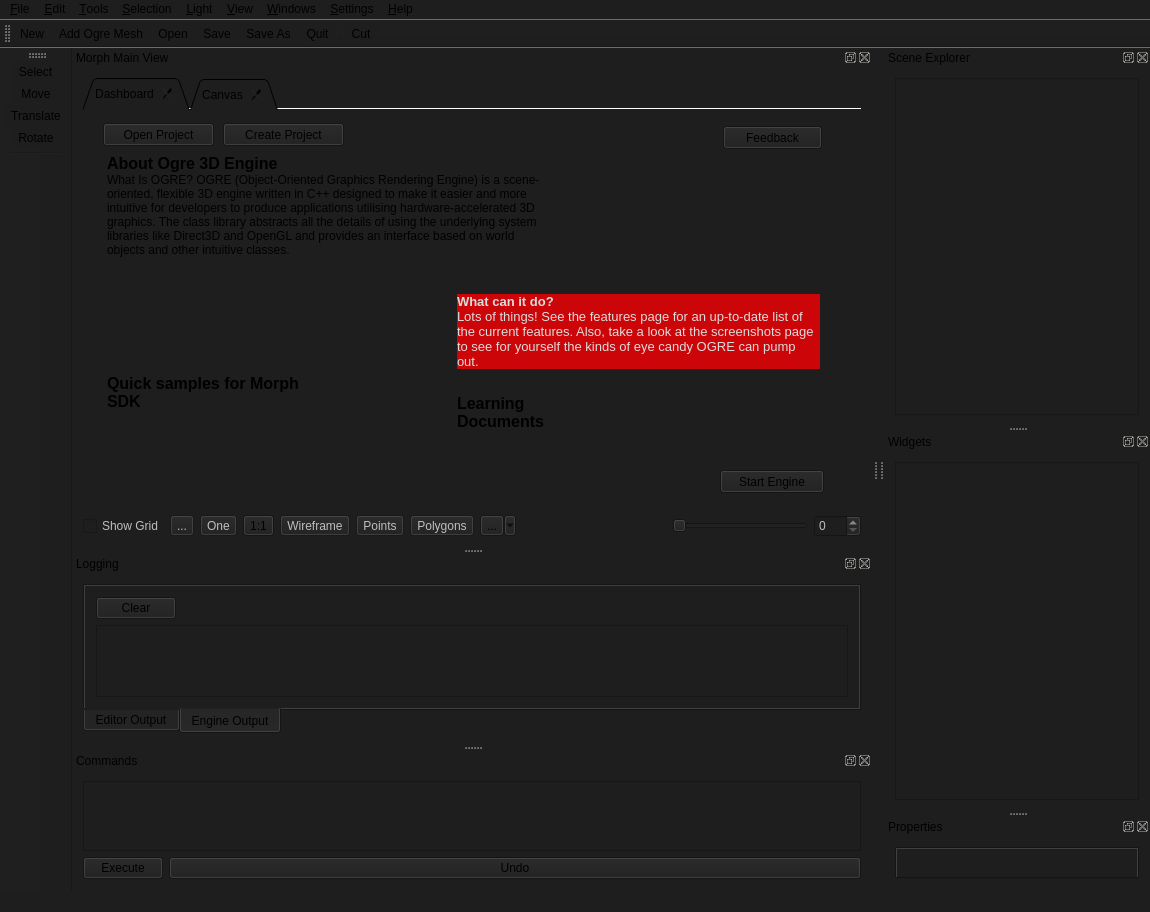
Qt form Morph/mainwindow.ui (wazery/Morph-SDK) before a commit.
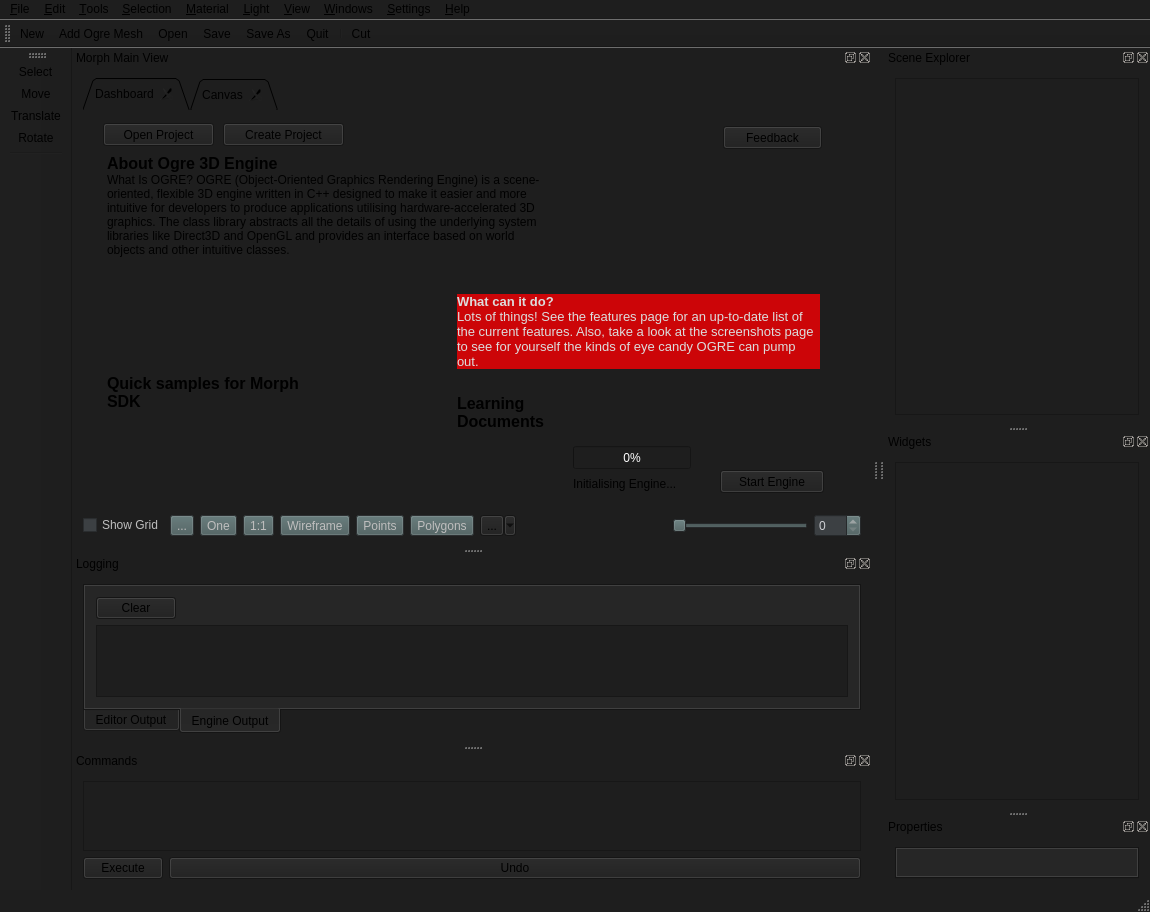
The same form after that commit. Icons and pictures are not drawn. Custom widgets are drawn as their Qt base class.

Commit message: Added Material window & refactored a lot of functionalities

The edit to the form file:
```diff
--- a/Morph/mainwindow.ui
+++ b/Morph/mainwindow.ui
@@ -8,7 +8,7 @@
     <x>0</x>
     <y>0</y>
     <width>1150</width>
-    <height>877</height>
+    <height>883</height>
    </rect>
   </property>
   <property name="minimumSize">
@@ -17,6 +17,286 @@
     <height>0</height>
    </size>
   </property>
+  <property name="palette">
+   <palette>
+    <active>
+     <colorrole role="Button">
+      <brush brushstyle="SolidPattern">
+       <color alpha="255">
+        <red>30</red>
+        <green>30</green>
+        <blue>30</blue>
+       </color>
+      </brush>
+     </colorrole>
+     <colorrole role="Light">
+      <brush brushstyle="SolidPattern">
+       <color alpha="255">
+        <red>30</red>
+        <green>30</green>
+        <blue>30</blue>
+       </color>
+      </brush>
+     </colorrole>
+     <colorrole role="Midlight">
+      <brush brushstyle="SolidPattern">
+       <color alpha="255">
+        <red>78</red>
+        <green>78</green>
+        <blue>78</blue>
+       </color>
+      </brush>
+     </colorrole>
+     <colorrole role="Mid">
+      <brush brushstyle="SolidPattern">
+       <color alpha="255">
+        <red>54</red>
+        <green>54</green>
+        <blue>54</blue>
+       </color>
+      </brush>
+     </colorrole>
+     <colorrole role="Text">
+      <brush brushstyle="SolidPattern">
+       <color alpha="255">
+        <red>255</red>
+        <green>255</green>
+        <blue>255</blue>
+       </color>
+      </brush>
+     </colorrole>
+     <colorrole role="Base">
+      <brush brushstyle="SolidPattern">
+       <color alpha="255">
+        <red>30</red>
+        <green>30</green>
+        <blue>30</blue>
+       </color>
+      </brush>
+     </colorrole>
+     <colorrole role="Window">
+      <brush brushstyle="SolidPattern">
+       <color alpha="255">
+        <red>30</red>
+        <green>30</green>
+        <blue>30</blue>
+       </color>
+      </brush>
+     </colorrole>
+     <colorrole role="Highlight">
+      <brush brushstyle="SolidPattern">
+       <color alpha="255">
+        <red>33</red>
+        <green>33</green>
+        <blue>33</blue>
+       </color>
+      </brush>
+     </colorrole>
+     <colorrole role="HighlightedText">
+      <brush brushstyle="SolidPattern">
+       <color alpha="255">
+        <red>206</red>
+        <green>206</green>
+        <blue>206</blue>
+       </color>
+      </brush>
+     </colorrole>
+     <colorrole role="AlternateBase">
+      <brush brushstyle="SolidPattern">
+       <color alpha="255">
+        <red>207</red>
+        <green>207</green>
+        <blue>207</blue>
+       </color>
+      </brush>
+     </colorrole>
+    </active>
+    <inactive>
+     <colorrole role="Button">
+      <brush brushstyle="SolidPattern">
+       <color alpha="255">
+        <red>30</red>
+        <green>30</green>
+        <blue>30</blue>
+       </color>
+      </brush>
+     </colorrole>
+     <colorrole role="Light">
+      <brush brushstyle="SolidPattern">
+       <color alpha="255">
+        <red>30</red>
+        <green>30</green>
+        <blue>30</blue>
+       </color>
+      </brush>
+     </colorrole>
+     <colorrole role="Midlight">
+      <brush brushstyle="SolidPattern">
+       <color alpha="255">
+        <red>78</red>
+        <green>78</green>
+        <blue>78</blue>
+       </color>
+      </brush>
+     </colorrole>
+     <colorrole role="Mid">
+      <brush brushstyle="SolidPattern">
+       <color alpha="255">
+        <red>54</red>
+        <green>54</green>
+        <blue>54</blue>
+       </color>
+      </brush>
+     </colorrole>
+     <colorrole role="Text">
+      <brush brushstyle="SolidPattern">
+       <color alpha="255">
+        <red>255</red>
+        <green>255</green>
+        <blue>255</blue>
+       </color>
+      </brush>
+     </colorrole>
+     <colorrole role="Base">
+      <brush brushstyle="SolidPattern">
+       <color alpha="255">
+        <red>30</red>
+        <green>30</green>
+        <blue>30</blue>
+       </color>
+      </brush>
+     </colorrole>
+     <colorrole role="Window">
+      <brush brushstyle="SolidPattern">
+       <color alpha="255">
+        <red>30</red>
+        <green>30</green>
+        <blue>30</blue>
+       </color>
+      </brush>
+     </colorrole>
+     <colorrole role="Highlight">
+      <brush brushstyle="SolidPattern">
+       <color alpha="255">
+        <red>53</red>
+        <green>53</green>
+        <blue>53</blue>
+       </color>
+      </brush>
+     </colorrole>
+     <colorrole role="HighlightedText">
+      <brush brushstyle="SolidPattern">
+       <color alpha="255">
+        <red>255</red>
+        <green>255</green>
+        <blue>255</blue>
+       </color>
+      </brush>
+     </colorrole>
+     <colorrole role="AlternateBase">
+      <brush brushstyle="SolidPattern">
+       <color alpha="255">
+        <red>207</red>
+        <green>207</green>
+        <blue>207</blue>
+       </color>
+      </brush>
+     </colorrole>
+    </inactive>
+    <disabled>
+     <colorrole role="Button">
+      <brush brushstyle="SolidPattern">
+       <color alpha="255">
+        <red>72</red>
+        <green>92</green>
+        <blue>92</blue>
+       </color>
+      </brush>
+     </colorrole>
+     <colorrole role="Light">
+      <brush brushstyle="SolidPattern">
+       <color alpha="255">
+        <red>83</red>
+        <green>87</green>
+        <blue>92</blue>
+       </color>
+      </brush>
+     </colorrole>
+     <colorrole role="Midlight">
+      <brush brushstyle="SolidPattern">
+       <color alpha="255">
+        <red>68</red>
+        <green>74</green>
+        <blue>78</blue>
+       </color>
+      </brush>
+     </colorrole>
+     <colorrole role="Mid">
+      <brush brushstyle="SolidPattern">
+       <color alpha="255">
+        <red>45</red>
+        <green>47</green>
+        <blue>52</blue>
+       </color>
+      </brush>
+     </colorrole>
+     <colorrole role="Text">
+      <brush brushstyle="SolidPattern">
+       <color alpha="255">
+        <red>206</red>
+        <green>208</green>
+        <blue>212</blue>
+       </color>
+      </brush>
+     </colorrole>
+     <colorrole role="Base">
+      <brush brushstyle="SolidPattern">
+       <color alpha="255">
+        <red>60</red>
+        <green>64</green>
+        <blue>67</blue>
+       </color>
+      </brush>
+     </colorrole>
+     <colorrole role="Window">
+      <brush brushstyle="SolidPattern">
+       <color alpha="255">
+        <red>53</red>
+        <green>57</green>
+        <blue>60</blue>
+       </color>
+      </brush>
+     </colorrole>
+     <colorrole role="Highlight">
+      <brush brushstyle="SolidPattern">
+       <color alpha="255">
+        <red>51</red>
+        <green>56</green>
+        <blue>60</blue>
+       </color>
+      </brush>
+     </colorrole>
+     <colorrole role="HighlightedText">
+      <brush brushstyle="SolidPattern">
+       <color alpha="255">
+        <red>204</red>
+        <green>205</green>
+        <blue>211</blue>
+       </color>
+      </brush>
+     </colorrole>
+     <colorrole role="AlternateBase">
+      <brush brushstyle="SolidPattern">
+       <color alpha="255">
+        <red>180</red>
+        <green>183</green>
+        <blue>186</blue>
+       </color>
+      </brush>
+     </colorrole>
+    </disabled>
+   </palette>
+  </property>
   <property name="windowTitle">
    <string>Morph Editor</string>
   </property>
@@ -28,7 +308,7 @@
    <bool>false</bool>
   </property>
   <property name="styleSheet">
-   <string notr="true">background:rgb(30, 30, 30)</string>
+   <string notr="true"/>
   </property>
   <property name="documentMode">
    <bool>false</bool>
@@ -122,6 +402,7 @@
      <string>&amp;Help</string>
     </property>
     <addaction name="actionAbout_Morph"/>
+    <addaction name="action_Quick_Start_Guide"/>
    </widget>
    <widget class="QMenu" name="menuSettings">
     <property name="title">
@@ -129,10 +410,18 @@
     </property>
     <addaction name="actionConfigure_Editor"/>
    </widget>
+   <widget class="QMenu" name="menuMaterial">
+    <property name="title">
+     <string>&amp;Material</string>
+    </property>
+    <addaction name="actionSet_Script_Path"/>
+    <addaction name="actionSet_Texture"/>
+   </widget>
    <addaction name="menuFile"/>
    <addaction name="menuEdit"/>
    <addaction name="menuTools"/>
    <addaction name="menuSelection"/>
+   <addaction name="menuMaterial"/>
    <addaction name="menuObjects"/>
    <addaction name="menuView"/>
    <addaction name="menuWindows"/>
@@ -267,6 +556,9 @@
            <height>91</height>
           </rect>
          </property>
+         <property name="styleSheet">
+          <string notr="true">background-color: rgba(255, 255, 255, 0);</string>
+         </property>
          <property name="frameShape">
           <enum>QFrame::NoFrame</enum>
          </property>
@@ -290,6 +582,9 @@
            <height>51</height>
           </rect>
          </property>
+         <property name="styleSheet">
+          <string notr="true">background-color: rgba(255, 255, 255, 0);</string>
+         </property>
          <property name="frameShape">
           <enum>QFrame::NoFrame</enum>
          </property>
@@ -313,6 +608,9 @@
            <height>61</height>
           </rect>
          </property>
+         <property name="styleSheet">
+          <string notr="true">background-color: rgba(255, 255, 255, 0);</string>
+         </property>
          <property name="frameShape">
           <enum>QFrame::NoFrame</enum>
          </property>
@@ -375,6 +673,9 @@
            <height>131</height>
           </rect>
          </property>
+         <property name="styleSheet">
+          <string notr="true">background-color: rgba(255, 255, 255, 0);</string>
+         </property>
          <property name="frameShape">
           <enum>QFrame::NoFrame</enum>
          </property>
@@ -418,6 +719,32 @@
           <bool>false</bool>
          </property>
         </widget>
+        <widget class="QProgressBar" name="engineProgress">
+         <property name="geometry">
+          <rect>
+           <x>490</x>
+           <y>336</y>
+           <width>118</width>
+           <height>23</height>
+          </rect>
+         </property>
+         <property name="value">
+          <number>0</number>
+         </property>
+        </widget>
+        <widget class="QLabel" name="label">
+         <property name="geometry">
+          <rect>
+           <x>490</x>
+           <y>366</y>
+           <width>121</width>
+           <height>16</height>
+          </rect>
+         </property>
+         <property name="text">
+          <string>Initialising Engine...</string>
+         </property>
+        </widget>
        </widget>
        <widget class="QWidget" name="rendered">
         <attribute name="icon">
@@ -462,10 +789,6 @@
          <property name="text">
           <string>...</string>
          </property>
-         <property name="icon">
-          <iconset>
-           <normaloff>:/toolbar/icons/scale.svg</normaloff>:/toolbar/icons/scale.svg</iconset>
-         </property>
         </widget>
        </item>
        <item>
@@ -479,7 +802,10 @@
         </widget>
        </item>
        <item>
-        <widget class="QToolButton" name="toolButton">
+        <widget class="QToolButton" name="onetoOne">
+         <property name="enabled">
+          <bool>false</bool>
+         </property>
          <property name="text">
           <string>1:1</string>
          </property>
@@ -781,8 +1107,8 @@
   <widget class="QDockWidget" name="dockWidget_6">
    <property name="minimumSize">
     <size>
-     <width>147</width>
-     <height>133</height>
+     <width>153</width>
+     <height>139</height>
     </size>
    </property>
    <property name="windowTitle">
@@ -1024,7 +1350,7 @@
      <normaloff>:/dialogs/Media/icons/info-2.png</normaloff>:/dialogs/Media/icons/info-2.png</iconset>
    </property>
    <property name="text">
-    <string>About Morph</string>
+    <string>&amp;About Morph</string>
    </property>
   </action>
   <action name="actionRotate">
@@ -1093,6 +1419,29 @@
     <string>&amp;Remove Selected</string>
    </property>
   </action>
+  <action name="actionSet_Script_Path">
+   <property name="text">
+    <string>Set &amp;Script Path</string>
+   </property>
+  </action>
+  <action name="actionSet_Texture">
+   <property name="icon">
+    <iconset resource="icons.qrc">
+     <normaloff>:/dialogs/Media/icons/Circle.png</normaloff>:/dialogs/Media/icons/Circle.png</iconset>
+   </property>
+   <property name="text">
+    <string>Set &amp;Texture Path</string>
+   </property>
+  </action>
+  <action name="action_Quick_Start_Guide">
+   <property name="icon">
+    <iconset resource="icons.qrc">
+     <normaloff>:/dialogs/Media/icons/info.png</normaloff>:/dialogs/Media/icons/info.png</iconset>
+   </property>
+   <property name="text">
+    <string>&amp;Quick Start Guide</string>
+   </property>
+  </action>
  </widget>
  <layoutdefault spacing="6" margin="11"/>
  <customwidgets>
```
The commit also changes 47 other files.
